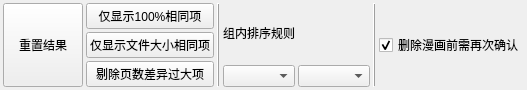
Above: components/widget_similar_result_filter/res/similar_result_filter.ui from PPJUST/ComicDup before the change. Below: the same form after it.
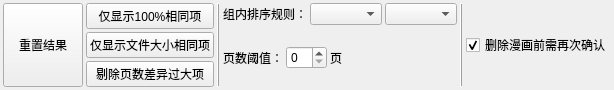
That is the form after the change.

Commit message: 新增：结果筛选器添加一个页数选项

What changed in the file:
```diff
--- a/components/widget_similar_result_filter/res/similar_result_filter.ui
+++ b/components/widget_similar_result_filter/res/similar_result_filter.ui
@@ -6,7 +6,7 @@
    <rect>
     <x>0</x>
     <y>0</y>
-    <width>523</width>
+    <width>613</width>
     <height>83</height>
    </rect>
   </property>
@@ -85,23 +85,70 @@
      <property name="spacing">
       <number>3</number>
      </property>
-     <item>
-      <widget class="QLabel" name="label">
-       <property name="text">
-        <string>组内排序规则</string>
-       </property>
-      </widget>
-     </item>
      <item>
       <layout class="QHBoxLayout" name="horizontalLayout">
        <property name="spacing">
         <number>3</number>
        </property>
+       <item>
+        <widget class="QLabel" name="label">
+         <property name="text">
+          <string>组内排序规则：</string>
+         </property>
+        </widget>
+       </item>
        <item>
         <widget class="QComboBox" name="comboBox_sort_key"/>
        </item>
        <item>
         <widget class="QComboBox" name="comboBox_sort_direction"/>
+       </item>
+       <item>
+        <spacer name="horizontalSpacer_3">
+         <property name="orientation">
+          <enum>Qt::Orientation::Horizontal</enum>
+         </property>
+         <property name="sizeHint" stdset="0">
+          <size>
+           <width>40</width>
+           <height>20</height>
+          </size>
+         </property>
+        </spacer>
+       </item>
+      </layout>
+     </item>
+     <item>
+      <layout class="QHBoxLayout" name="horizontalLayout_3" stretch="0,0,0,0">
+       <item>
+        <widget class="QLabel" name="label_2">
+         <property name="text">
+          <string>页数阈值：</string>
+         </property>
+        </widget>
+       </item>
+       <item>
+        <widget class="QSpinBox" name="spinBox_diff_pages_threshold"/>
+       </item>
+       <item>
+        <widget class="QLabel" name="label_3">
+         <property name="text">
+          <string>页</string>
+         </property>
+        </widget>
+       </item>
+       <item>
+        <spacer name="horizontalSpacer_2">
+         <property name="orientation">
+          <enum>Qt::Orientation::Horizontal</enum>
+         </property>
+         <property name="sizeHint" stdset="0">
+          <size>
+           <width>40</width>
+           <height>20</height>
+          </size>
+         </property>
+        </spacer>
        </item>
       </layout>
      </item>
```
The commit also changes 4 other files.
